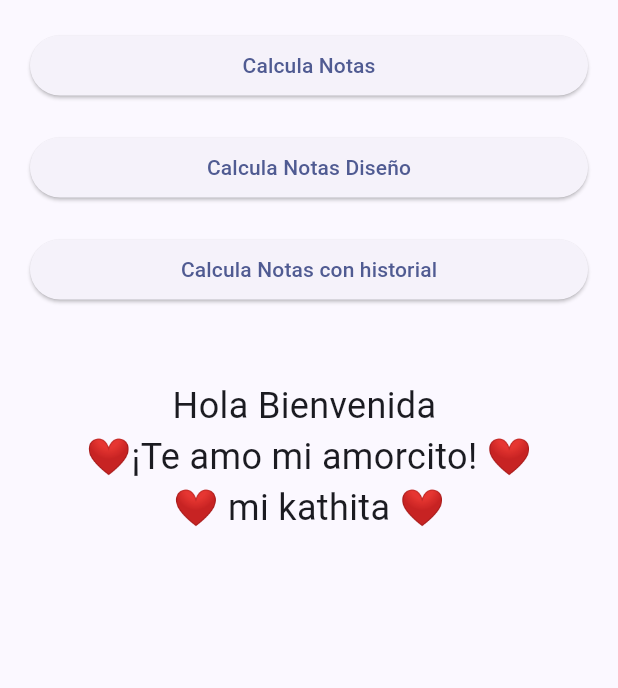
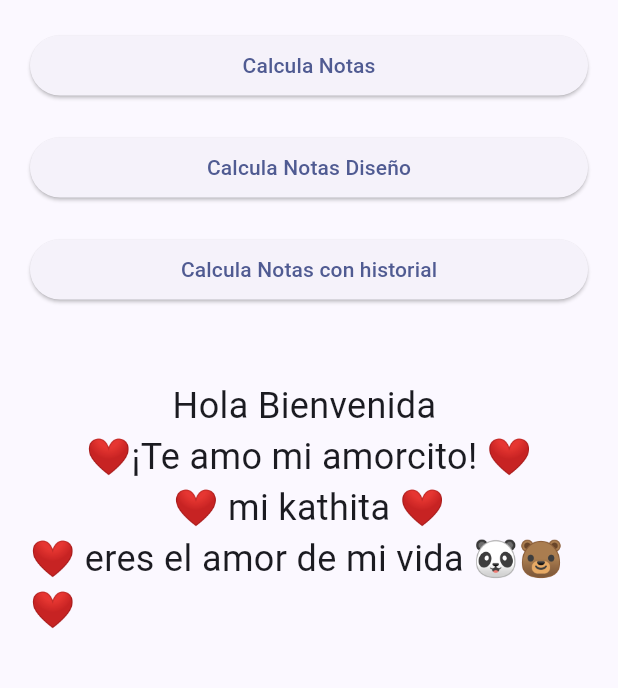
Before and after one commit to IngNex/flutter_calculate_grades, a Flutter app: the first screen one second after launch, on a phone screen of 412 x 824 dp, the part 89-777 px from its top. Run offline on Flutter 3.47's test engine with Material 3 defaults, Android fonts, the phone set to English and light mode, and no system bars.

Commit message:
update data love

```diff
--- a/lib/interface/pages/home_page.dart
+++ b/lib/interface/pages/home_page.dart
@@ -82,6 +82,10 @@ class _HomeScreenState extends State<HomeScreen> {
                           '❤️ mi kathita ❤️',
                           style: TextStyle(fontSize: 24),
                         ),
+                        Text(
+                          '❤️ eres el amor de mi vida 🐼🐻 ❤️',
+                          style: TextStyle(fontSize: 24),
+                        ),
                       ],
                     )
                   : Container(),
```
